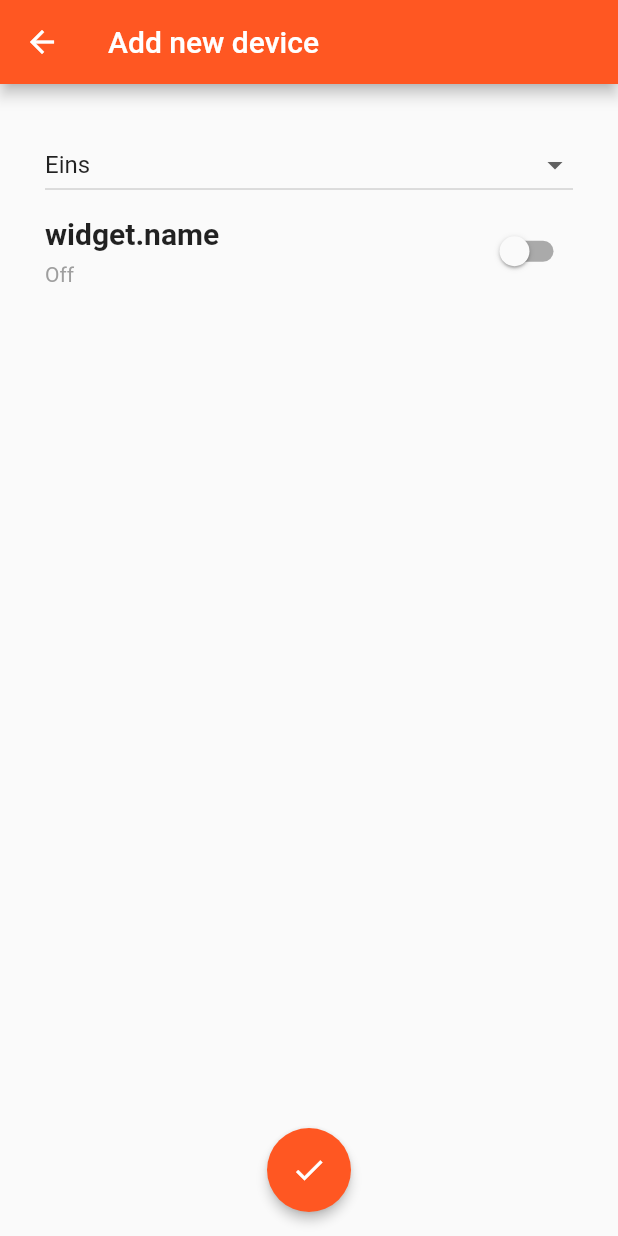
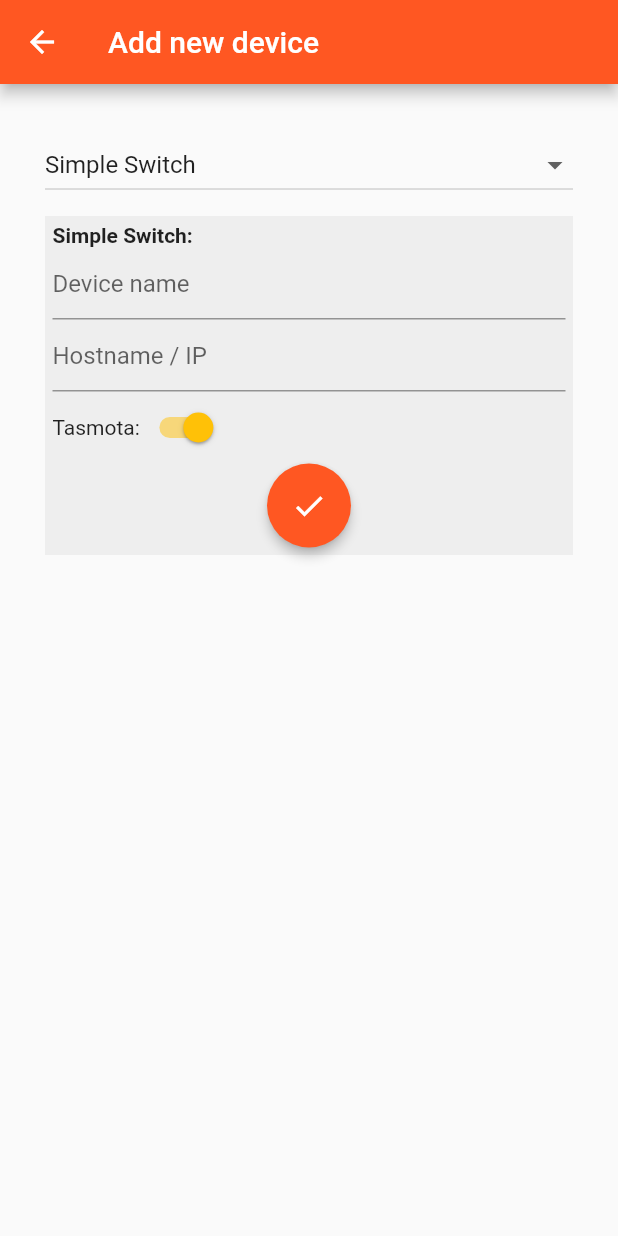
Before and after one commit to elivlo/home_control, a Flutter app: the screen it shows after launch, after a tap on the "add" icon, on a phone screen of 412 x 824 dp. Run offline on Flutter 3.47's test engine with Material 2 defaults, Android fonts, the phone set to English and light mode, and no system bars; our stand-ins replace string_validator.

Commit message:
Add useable basic switch with my firmware support

```diff
--- /dev/null
+++ b/lib/deviceControlWidgets/deviceTemplate.dart
@@ -0,0 +1,44 @@
+import 'package:flutter/material.dart';
+import 'package:string_validator/string_validator.dart';
+
+abstract class DeviceControl extends StatefulWidget {
+  DeviceControl({Key key, this.name, this.hostname}) : super(key: key);
+
+  final String name;
+  final String hostname;
+
+  String getDeviceName();
+}
+
+abstract class DeviceConfig extends StatefulWidget {
+  DeviceConfig({Key key, this.addItem}) : super(key: key);
+
+  final TextEditingController name = TextEditingController();
+  final TextEditingController hostname = TextEditingController();
+
+  final void Function(DeviceControl d) addItem;
+
+  void clearFields();
+
+  String validateName(String value) {
+    if (value.isEmpty) {
+      return "Please enter a name";
+    }
+    return null;
+  }
+
+  String validateHostname(String value) {
+    RegExp hostname = RegExp(r'^(([a-zA-Z0-9]|[a-zA-Z0-9][a-zA-Z0-9\-]*[a-zA-Z0-9])\.)*([A-Za-z0-9]|[A-Za-z0-9][A-Za-z0-9\-]*[A-Za-z0-9])$');
+
+    if (value.isEmpty) {
+      return "Please enter a hostname";
+    }
+    if (!hostname.hasMatch(value)) {
+      if (!isIP(value)){
+        return "Please enter a valid IP or hostname";
+      }
+      return null;
+    }
+    return null;
+  }
+}
--- a/lib/deviceControlWidgets/switchButton.dart
+++ b/lib/deviceControlWidgets/switchButton.dart
@@ -1,20 +1,24 @@
 import 'package:flutter/material.dart';
+import 'package:home_control/communication/sonoffMinFirmware.dart';
+import 'package:home_control/deviceControlWidgets/deviceTemplate.dart';
 
-class SwitchButton extends StatefulWidget {
-  SwitchButton({Key key, this.name}) : super(key: key);
+class SimpleSwitch extends DeviceControl {
+  SimpleSwitch({Key key, String name, hostname, this.tasmota}) : super(key: key, name: name, hostname: hostname);
 
-  final String name;
+  final bool tasmota;
 
   @override
-  _SwitchButtonState createState() => _SwitchButtonState();
+  SwitchButtonState createState() {
+    return SwitchButtonState();
   }
 
-class SwitchButtonConfig extends StatefulWidget {
   @override
-  _SwitchButtonConfigState createState() => _SwitchButtonConfigState();
+  String getDeviceName() {
+    return "Simple Switch";
+  }
 }
 
-class _SwitchButtonState extends State<SwitchButton> {
+class SwitchButtonState extends State<SimpleSwitch> {
   bool state = false;
 
   getState(bool s) {
@@ -23,6 +27,17 @@ class _SwitchButtonState extends State<SwitchButton> {
 
   @override
   Widget build(BuildContext context) {
+    SonoffMinFirmware server = SonoffMinFirmware(widget.hostname, 80);
+
+    _makeRequest(bool b) async {
+      var resp = await server.setState(b);
+      setState(() {
+        if (resp != null) {
+          state = resp;
+        }
+      });
+    }
+
     return Container(
         padding: const EdgeInsets.only(bottom: 20),
         height: 67,
@@ -55,11 +70,7 @@ class _SwitchButtonState extends State<SwitchButton> {
             Switch(
               value: state,
               activeColor: Colors.amber,
-              onChanged: (bool b){
-                setState(() {
-                  state = b;
-                });
-              },
+              onChanged: _makeRequest,
             ),
           ],
         )
@@ -67,54 +78,79 @@ class _SwitchButtonState extends State<SwitchButton> {
   }
 }
 
-class _SwitchButtonConfigState extends State<SwitchButtonConfig> {
-  bool state = false;
+class SimpleSwitchConfig extends DeviceConfig {
+  SimpleSwitchConfig({Key key, addItem}) : super(key: key, addItem: addItem);
 
-  getState(bool s) {
-    return s ? "On" : "Off";
+  @override
+  SwitchButtonConfigState createState() => new SwitchButtonConfigState();
+
+  @override
+  void clearFields() {
+    name.clear();
+    hostname.clear();
   }
+}
+
+class SwitchButtonConfigState extends State<SimpleSwitchConfig> {
+  final _formKey = GlobalKey<FormState>();
+  bool _tasmota = true;
 
   @override
   Widget build(BuildContext context) {
     return Container(
-        padding: const EdgeInsets.only(bottom: 20),
-        height: 67,
-        width: 500,
-        child: Row(
+      color: Colors.grey.shade200,
+      padding: const EdgeInsets.all(5),
+      child: Form(
+        key: _formKey,
+        child: Column(
+          crossAxisAlignment: CrossAxisAlignment.stretch,
           children: [
-            Expanded(
-              child: Column(
-                crossAxisAlignment: CrossAxisAlignment.start,
-                children: [
-                  Container(
-                    padding: const EdgeInsets.only(bottom: 8),
-                    child: Text(
-                      "widget.name",
+            Text(
+              "Simple Switch:",
               style: TextStyle(
-                        fontWeight: FontWeight.bold,
-                        fontSize: 20,
+                  fontWeight: FontWeight.w700
               ),
             ),
+            TextFormField(
+              controller: widget.name,
+              decoration: const InputDecoration(
+                hintText: "Device name",
               ),
-                  Text(
-                    getState(state),
-                    style: TextStyle(
-                      color: Colors.grey[500],
+              validator: widget.validateName,
             ),
-                  )
-                ],
+            TextFormField(
+              controller: widget.hostname,
+              decoration: const InputDecoration(
+                  hintText: "Hostname / IP"
               ),
+              validator: widget.validateHostname,
             ),
+            Row(
+              children: [
+                Text("Tasmota:"),
                 Switch(
-              value: state,
+                  value: _tasmota,
                   activeColor: Colors.amber,
                   onChanged: (bool b){
                     setState(() {
-                  state = b;
+                      _tasmota = b;
                     });
                   },
                 ),
               ],
+            ),
+            FloatingActionButton(
+              child: Icon(Icons.check),
+              elevation: 3.0,
+              onPressed: () {
+                if (_formKey.currentState.validate()){
+                  widget.addItem(SimpleSwitch(key: UniqueKey(), name: widget.name.text, hostname: widget.hostname.text, tasmota: _tasmota));
+                  Navigator.pop(context);
+                }
+              },
+            ),
+          ],
+        ),
       )
     );
   }
--- a/lib/subPages/pageNewDevice.dart
+++ b/lib/subPages/pageNewDevice.dart
@@ -1,49 +1,26 @@
 import 'package:flutter/material.dart';
+import 'package:home_control/deviceControlWidgets/deviceTemplate.dart';
 import 'package:home_control/deviceControlWidgets/switchButton.dart';
 
 class NewDevicePage extends StatefulWidget {
-  NewDevicePage(this.page);
+  NewDevicePage(this.page, this.addItem);
 
   final int page;
+  final void Function(int page, DeviceControl d) addItem;
 
   @override
   _NewDevicePage createState() => _NewDevicePage();
 }
 
-String selDeviceName = 'Eins';
-Map<String, Widget> dev = {
-  "Eins": SwitchButtonConfig(),
-  "Zwei": Text("z"),
-  "Drei": Text("d")
-};
-
 class _NewDevicePage extends State<NewDevicePage> {
-  _NewDevicePage() {
-    column.add(
-      DropdownButton<String>(
-        isExpanded: true,
-        value: selDeviceName,
-        onChanged: (String value) {
-          setState(() {
-            selDeviceName = value;
-            _showDevConfig(value);
-          });
-        },
-        items: dev.keys.map<DropdownMenuItem<String>>((String value) {
-          return DropdownMenuItem<String>(
-            value: value,
-            child: Text(value),
-          );
-        }).toList(),
-      )
-    );
-    column.add(dev["Eins"]);
-  }
-
-  List<Widget> column = [];
-
   @override
   Widget build(BuildContext context) {
+    String selDeviceName = SimpleSwitch().getDeviceName();
+    final Map<String, DeviceConfig> devs = {
+      SimpleSwitch().getDeviceName(): SimpleSwitchConfig(addItem: _addItem),
+    };
+    DeviceConfig config = devs[SimpleSwitch().getDeviceName()];
+
     return Scaffold(
       appBar: AppBar(
         title: Text("Add new device"),
@@ -51,32 +28,37 @@ class _NewDevicePage extends State<NewDevicePage> {
       body: Center(
         child: Container(
             padding: const EdgeInsets.all(30),
-            child: ListView.builder(
-              itemCount: column.length,
-              itemBuilder: (BuildContext context, int index) {
-                return Container(
+            child: Column(
+              children: [
+                Container(
                   padding: const EdgeInsets.only(bottom: 10),
-                  child: Center(
-                    child: column[index],
+                  child: DropdownButton<String>(
+                    isExpanded: true,
+                    value: selDeviceName,
+                    onChanged: (String value) {
+                      setState(() {
+                        selDeviceName = value;
+                        config = devs[value];
+                        config.clearFields();
+                      });
+                    },
+                    items: devs.keys.map<DropdownMenuItem<String>>((String value) {
+                      return DropdownMenuItem<String>(
+                        value: value,
+                        child: Text(value),
+                      );
+                    }).toList(),
                   ),
-                );
-              },
+                ),
+                config
+              ]
             )
           )
         ),
-      floatingActionButton: FloatingActionButton(
-        child: Icon(Icons.check),
-        elevation: 3.0,
-        onPressed: () {
-          print("add");
-          Navigator.pop(context);
-        },
-      ),
-      floatingActionButtonLocation: FloatingActionButtonLocation.centerFloat,
     );
   }
 
-  void _showDevConfig(String value){
-    column[1] = (dev[value]);
+  void _addItem(DeviceControl d) {
+    widget.addItem(widget.page, d);
   }
 }
--- a/pubspec.yaml
+++ b/pubspec.yaml
@@ -28,6 +28,7 @@ dependencies:
   # The following adds the Cupertino Icons font to your application.
   # Use with the CupertinoIcons class for iOS style icons.
   cupertino_icons: ^1.0.0
+  string_validator: ^0.1.4
 
 dev_dependencies:
   flutter_test:
```
Also changed, not shown: lib/MainTabWidget.dart (+25 -7 lines), lib/communication/sonoffMinFirmware.dart (added, +57 -0 lines), pubspec.lock. Lines whose indentation alone changed are shown as unchanged.
